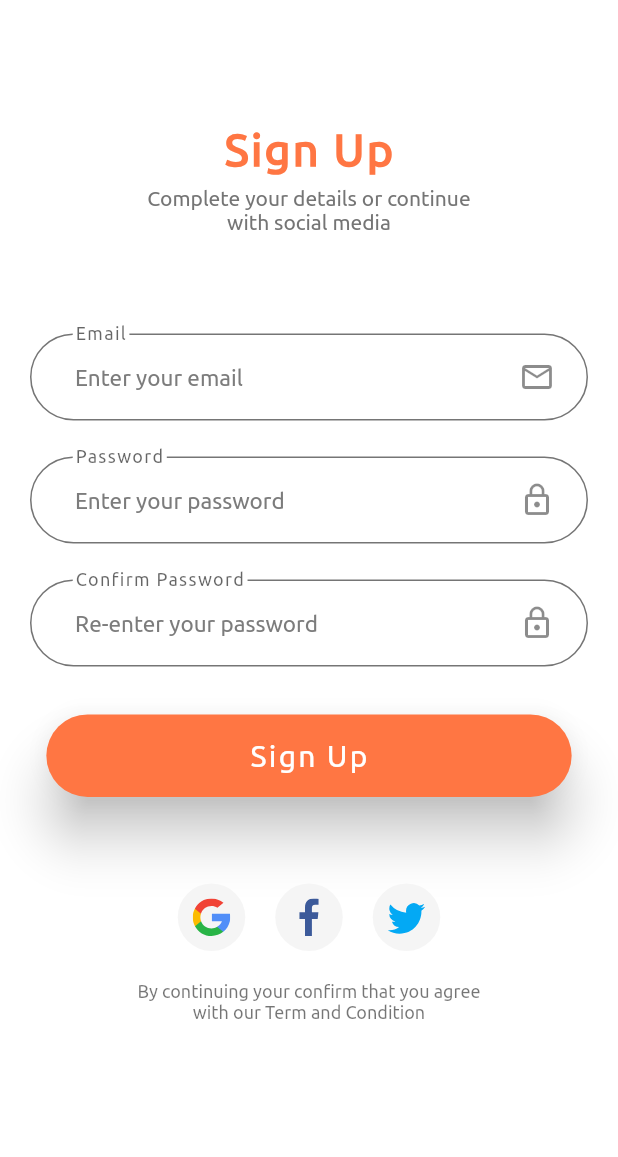
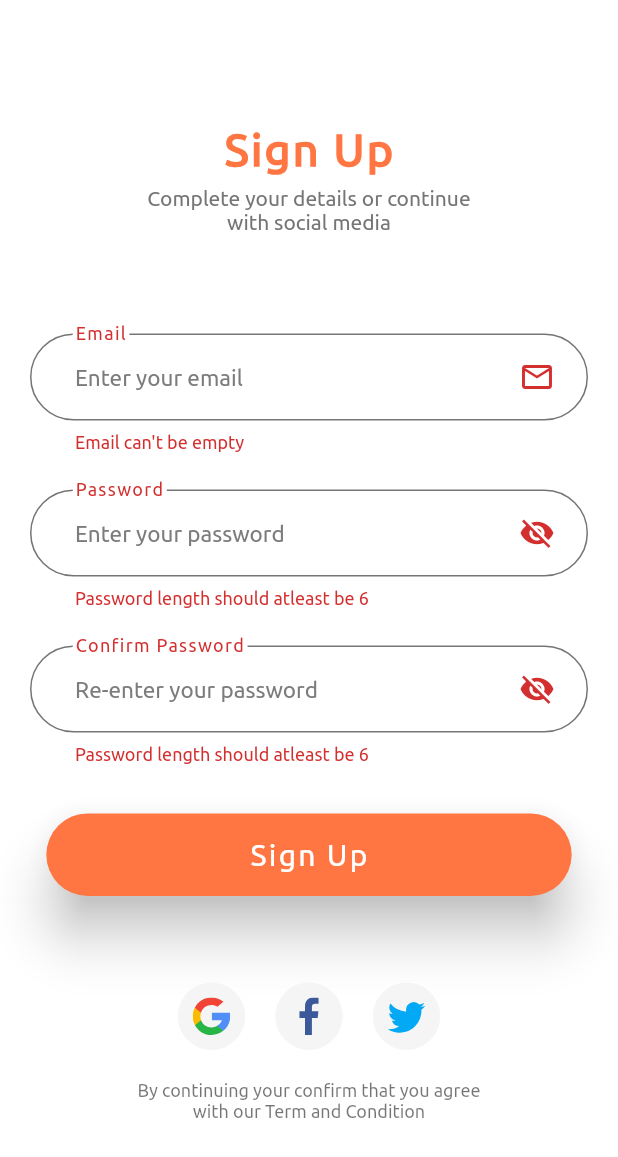
Before and after one commit to qwertypool/Book-Store, a Flutter app: the screen it shows after launch, after a tap on "Sign Up", on a phone screen of 412 x 824 dp. Shown: the top 1157 px of the screen. Run offline on Flutter 3.47's test engine with Material 2 defaults, Android fonts, the light colour scheme and no system bars; our stand-ins replace bottom_navy_bar, carousel_slider, firebase_auth, firebase_core, flutter_svg; accounts and stored records are empty.

Commit message:
integrated firebase

```diff
--- /dev/null
+++ b/lib/Authentication/firebase_authentication.dart
@@ -0,0 +1,34 @@
+import 'package:book_store/Screens/Home/mainPage.dart';
+import 'package:firebase_auth/firebase_auth.dart';
+import 'package:flutter/material.dart';
+import 'package:flutter/widgets.dart';
+
+class AuthClass {
+  final FirebaseAuth _auth = FirebaseAuth.instance;
+
+  Future<void>? signInWithEmail(
+      {required String email,
+      required String password,
+      required String confirmPassword,
+      required BuildContext context}) async {
+    if (password == confirmPassword) {
+      try {
+        await _auth.createUserWithEmailAndPassword(
+            email: email, password: password);
+        Navigator.push(
+          context,
+          MaterialPageRoute(builder: (context) => MainPage()),
+        );
+      } catch (e) {
+        showSnackBar(context, e.toString());
+      }
+    } else {
+      showSnackBar(context, "Passowrd did'nt matched");
+    }
+  }
+
+  void showSnackBar(BuildContext context, String text) {
+    final snackBar = SnackBar(content: Text(text));
+    ScaffoldMessenger.of(context).showSnackBar(snackBar);
+  }
+}
--- a/lib/Screens/Registration/signUp.dart
+++ b/lib/Screens/Registration/signUp.dart
@@ -1,7 +1,6 @@
+import 'package:book_store/Authentication/firebase_authentication.dart';
 import 'package:book_store/Components/defaultButton.dart';
 import 'package:book_store/Components/socialCard.dart';
-import 'package:book_store/Screens/Home/mainPage.dart';
-import 'package:book_store/Screens/Registration/login.dart';
 import 'package:flutter/material.dart';
 
 import '../../constantParameters.dart';
@@ -13,37 +12,38 @@ class SignUpScreen extends StatelessWidget {
   @override
   Widget build(BuildContext context) {
     Size size = MediaQuery.of(context).size;
-    return  Scaffold(
-      // appBar: AppBar(
-      //   leading: BackButton(),
-      //   title: Text('Sign Up',style: TextStyle(fontWeight: FontWeight.w600),),
-      //   centerTitle: true,
-      //   toolbarHeight: 100,
-      // ),
+    return Scaffold(
       body: SafeArea(
         child: SizedBox(
           width: double.infinity,
           child: Padding(
-            padding:
-                EdgeInsets.symmetric(horizontal: 20),
+            padding: EdgeInsets.symmetric(horizontal: 20),
             child: SingleChildScrollView(
               child: Column(
                 children: [
-                  SizedBox(height: size.height*0.1,),
-                  Text("Sign Up", style: TextStyle(
+                  SizedBox(
+                    height: size.height * 0.1,
+                  ),
+                  Text(
+                    "Sign Up",
+                    style: TextStyle(
                         color: kPrimaryColor,
                         fontSize: 30,
                         fontWeight: FontWeight.bold,
-                      letterSpacing: 1.5
-                      ),),
-                  SizedBox(height: defaultPadding*0.5,),
+                        letterSpacing: 1.5),
+                  ),
+                  SizedBox(
+                    height: defaultPadding * 0.5,
+                  ),
                   Text(
                     "Complete your details or continue \nwith social media",
                     textAlign: TextAlign.center,
                   ),
-                  SizedBox(height: size.height* 0.08),
+                  SizedBox(height: size.height * 0.08),
                   SignUpForm(),
-                  SizedBox(height: size.height*0.07,),
+                  SizedBox(
+                    height: size.height * 0.07,
+                  ),
                   Row(
                     mainAxisAlignment: MainAxisAlignment.center,
                     children: [
@@ -76,6 +76,7 @@ class SignUpScreen extends StatelessWidget {
     );
   }
 }
+
 class SignUpForm extends StatefulWidget {
   @override
   _SignUpFormState createState() => _SignUpFormState();
@@ -84,7 +85,12 @@ class SignUpForm extends StatefulWidget {
 class _SignUpFormState extends State<SignUpForm> {
   final _formKey = GlobalKey<FormState>();
   bool remember = false;
-
+  bool isConfirmVisible = false;
+  bool isVisible = false;
+  AuthClass authClass = AuthClass();
+  TextEditingController _emailController = TextEditingController();
+  TextEditingController _passwordController = TextEditingController();
+  TextEditingController _confirmPasswordController = TextEditingController();
 
   @override
   Widget build(BuildContext context) {
@@ -94,25 +100,23 @@ class _SignUpFormState extends State<SignUpForm> {
       child: Column(
         children: [
           buildEmailFormField(),
-          SizedBox(height: defaultPadding*1.5),
+          SizedBox(height: defaultPadding * 1.5),
           buildPasswordFormField(),
-          SizedBox(height: defaultPadding*1.5),
+          SizedBox(height: defaultPadding * 1.5),
           buildConformPassFormField(),
-          SizedBox(height: defaultPadding*2),
+          SizedBox(height: defaultPadding * 2),
           DefaultButton(
             text: "Sign Up",
             size: size,
             press: () {
-              // if (_formKey.currentState.validate()) {
-              //   _formKey.currentState.save();
-              //   // if all are valid then go to success screen
-
-              // }
-               //Navigator.pushNamed(context, MainPage.routeName);
-               Navigator.push(
-                  context,
-                  MaterialPageRoute(builder: (context) => MainPage()),
+              if (_formKey.currentState!.validate()) {
+                authClass.signInWithEmail(
+                  email: _emailController.text,
+                  password: _passwordController.text,
+                  confirmPassword: _confirmPasswordController.text,
+                  context: context,
                 );
+              }
             },
           ),
         ],
@@ -122,38 +126,35 @@ class _SignUpFormState extends State<SignUpForm> {
 
   TextFormField buildConformPassFormField() {
     return TextFormField(
-      obscureText: true,
-      // onSaved: (newValue) => conform_password = newValue,
-      // onChanged: (value) {
-      //   if (value.isNotEmpty) {
-      //     removeError(error: kPassNullError);
-      //   } else if (value.isNotEmpty && password == conform_password) {
-      //     removeError(error: kMatchPassError);
-      //   }
-      //   conform_password = value;
-      // },
-      // validator: (value) {
-      //   if (value.isEmpty) {
-      //     addError(error: kPassNullError);
-      //     return "";
-      //   } else if ((password != value)) {
-      //     addError(error: kMatchPassError);
-      //     return "";
-      //   }
-      //   return null;
-      // },
+      obscureText: !isConfirmVisible,
+      controller: _confirmPasswordController,
+      validator: (value) {
+        if (value!.length < 6) return "Password length should atleast be 6";
+        return null;
+      },
       decoration: InputDecoration(
         labelText: "Confirm Password",
-        labelStyle: TextStyle(fontWeight: FontWeight.w500,letterSpacing: 1.2,fontSize: 16),
+        labelStyle: TextStyle(
+            fontWeight: FontWeight.w500, letterSpacing: 1.2, fontSize: 16),
         hintText: "Re-enter your password",
-        hintStyle: TextStyle(fontSize: 15,color: kSecondaryColor.withOpacity(0.95)),
+        hintStyle:
+            TextStyle(fontSize: 15, color: kSecondaryColor.withOpacity(0.95)),
         floatingLabelBehavior: FloatingLabelBehavior.always,
         contentPadding: EdgeInsets.symmetric(horizontal: 30, vertical: 20),
         enabledBorder: outlineInputBorder(),
         focusedBorder: outlineInputBorder(),
-        suffixIcon:  Padding(
+        errorBorder: outlineInputBorder(),
+        suffixIcon: Padding(
           padding: const EdgeInsets.fromLTRB(0, 0, 20, 0),
-            child: Icon(Icons.lock_outline),
+          child: InkWell(
+            child: Icon(
+                isConfirmVisible ? Icons.visibility : Icons.visibility_off),
+            onTap: () {
+              setState(() {
+                isConfirmVisible = !isConfirmVisible;
+              });
+            },
+          ),
         ),
       ),
     );
@@ -161,19 +162,34 @@ class _SignUpFormState extends State<SignUpForm> {
 
   TextFormField buildPasswordFormField() {
     return TextFormField(
-      obscureText: true,
+      obscureText: !isVisible,
+      controller: _passwordController,
+      validator: (value) {
+        if (value!.length < 6) return "Password length should atleast be 6";
+        return null;
+      },
       decoration: InputDecoration(
         labelText: "Password",
-        labelStyle: TextStyle(fontWeight: FontWeight.w500,letterSpacing: 1.2,fontSize: 16),
+        labelStyle: TextStyle(
+            fontWeight: FontWeight.w500, letterSpacing: 1.2, fontSize: 16),
         hintText: "Enter your password",
-        hintStyle: TextStyle(fontSize: 15,color: kSecondaryColor.withOpacity(0.95)),
+        hintStyle:
+            TextStyle(fontSize: 15, color: kSecondaryColor.withOpacity(0.95)),
         floatingLabelBehavior: FloatingLabelBehavior.always,
         contentPadding: EdgeInsets.symmetric(horizontal: 30, vertical: 20),
         enabledBorder: outlineInputBorder(),
+        errorBorder: outlineInputBorder(),
         focusedBorder: outlineInputBorder(),
-        suffixIcon:  Padding(
+        suffixIcon: Padding(
           padding: const EdgeInsets.fromLTRB(0, 0, 20, 0),
-            child: Icon(Icons.lock_outline),
+          child: InkWell(
+            child: Icon(isVisible ? Icons.visibility : Icons.visibility_off),
+            onTap: () {
+              setState(() {
+                isVisible = !isVisible;
+              });
+            },
+          ),
         ),
       ),
     );
@@ -182,15 +198,23 @@ class _SignUpFormState extends State<SignUpForm> {
   TextFormField buildEmailFormField() {
     return TextFormField(
       keyboardType: TextInputType.emailAddress,
+      controller: _emailController,
+      validator: (value) {
+        if (value!.isEmpty) return "Email can't be empty";
+        return null;
+      },
       decoration: InputDecoration(
         labelText: "Email",
-        labelStyle: TextStyle(fontWeight: FontWeight.w500,letterSpacing: 1.2,fontSize: 16),
+        labelStyle: TextStyle(
+            fontWeight: FontWeight.w500, letterSpacing: 1.2, fontSize: 16),
         hintText: "Enter your email",
-        hintStyle: TextStyle(fontSize: 15,color: kSecondaryColor.withOpacity(0.95)),
+        hintStyle:
+            TextStyle(fontSize: 15, color: kSecondaryColor.withOpacity(0.95)),
         floatingLabelBehavior: FloatingLabelBehavior.always,
         contentPadding: EdgeInsets.symmetric(horizontal: 30, vertical: 20),
         enabledBorder: outlineInputBorder(),
         focusedBorder: outlineInputBorder(),
+        errorBorder: outlineInputBorder(),
         suffixIcon: Padding(
           padding: const EdgeInsets.fromLTRB(0, 0, 20, 0),
           child: Icon(Icons.email_outlined),
@@ -199,6 +223,7 @@ class _SignUpFormState extends State<SignUpForm> {
     );
   }
 }
+
 OutlineInputBorder outlineInputBorder() {
   return OutlineInputBorder(
     borderRadius: BorderRadius.circular(30),
--- a/lib/main.dart
+++ b/lib/main.dart
@@ -1,11 +1,14 @@
 import 'package:book_store/Screens/Home/mainPage.dart';
 import 'package:book_store/routes.dart';
 import 'package:book_store/splashScreen.dart';
+import 'package:firebase_core/firebase_core.dart';
 import 'package:flutter/material.dart';
 
 import 'theme.dart';
 
-void main() {
+void main() async {
+  WidgetsFlutterBinding.ensureInitialized();
+  await Firebase.initializeApp();
   runApp(MyApp());
 }
 
--- a/lib/splashScreen.dart
+++ b/lib/splashScreen.dart
@@ -1,4 +1,5 @@
 import 'dart:async';
+import 'package:book_store/Screens/Registration/signUp.dart';
 import 'package:flutter/material.dart';
 import 'Screens/Registration/login.dart';
 
@@ -11,16 +12,14 @@ class SplashScreen extends StatefulWidget {
 }
 
 class _SplashScreenState extends State<SplashScreen> {
-
   @override
   void initState() {
     super.initState();
-    Timer(
-        Duration(seconds: 3),
-        () => Navigator.pushNamed(context, LoginScreen.routeName));
+    Timer(Duration(seconds: 3),
+        () => Navigator.pushNamed(context, SignUpScreen.routeName));
 
-        // Navigator.of(context).pushReplacement(
-        //     MaterialPageRoute(builder: (BuildContext context) => SignUp())));
+    // Navigator.of(context).pushReplacement(
+    //     MaterialPageRoute(builder: (BuildContext context) => SignUp())));
   }
 
   @override
--- a/pubspec.yaml
+++ b/pubspec.yaml
@@ -31,6 +31,8 @@ dependencies:
   flutter_svg: ^0.22.0
   bottom_navy_bar: ^6.0.0
   carousel_slider: ^4.0.0
+  firebase_core: ^1.4.0
+  firebase_auth: ^3.0.1
 
 dev_dependencies:
   flutter_test:
```
Also changed, not shown: pubspec.lock, 3 other files. Lines whose indentation alone changed are shown as unchanged.
